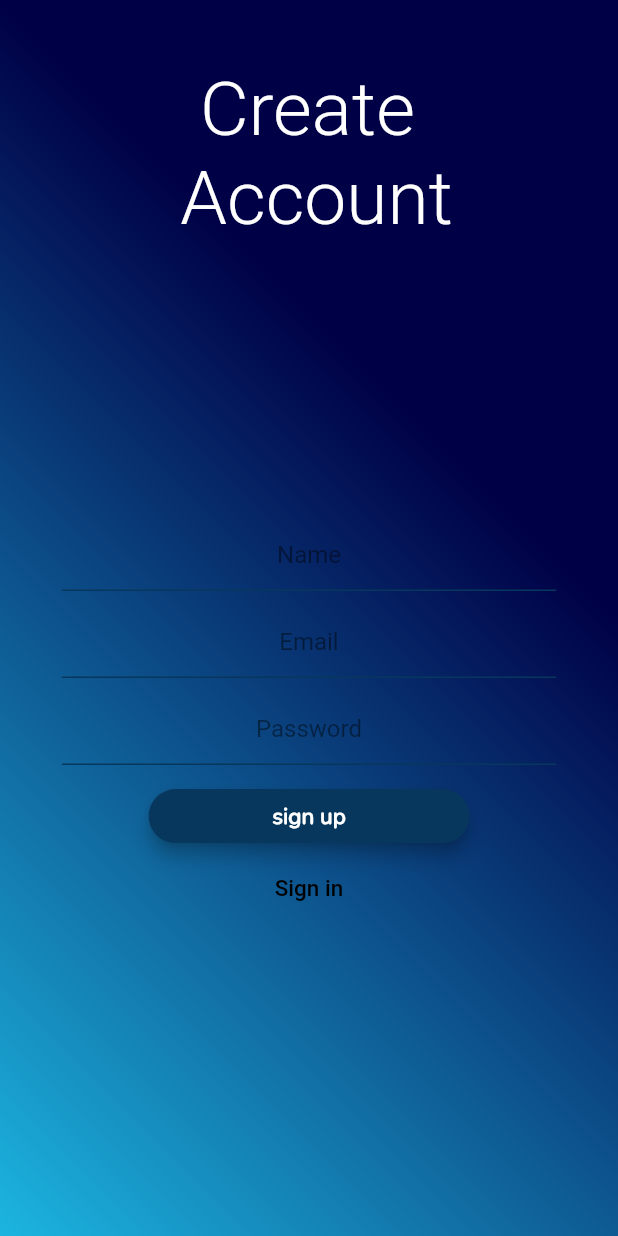
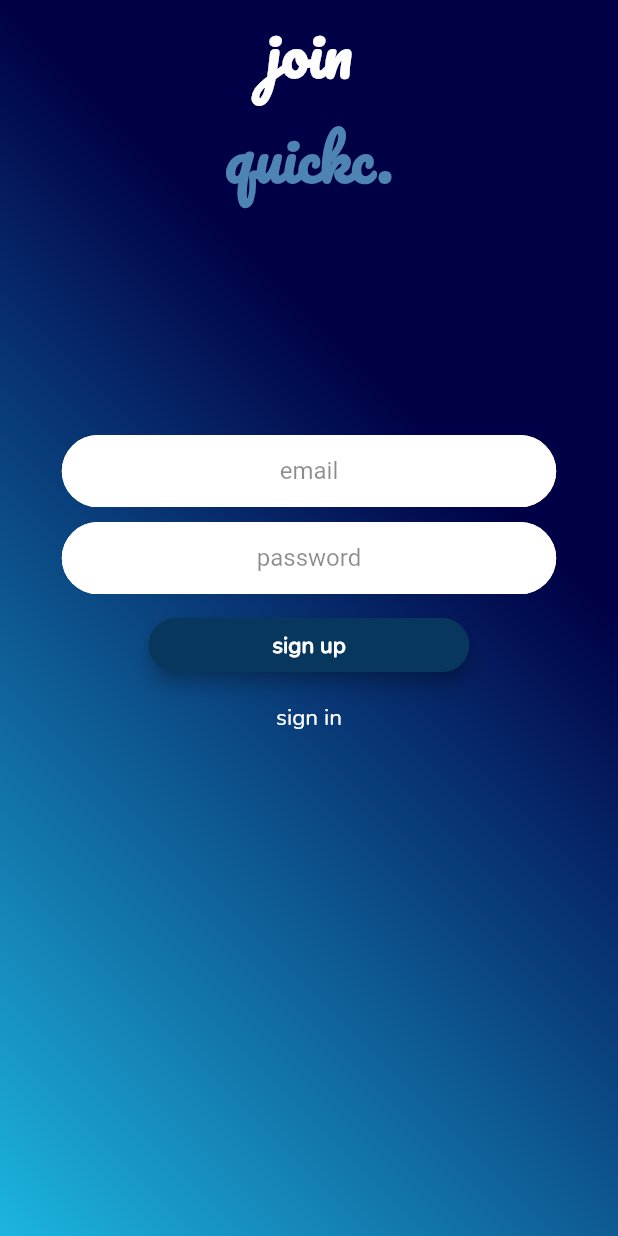
Before and after one commit to KWAPPS/AppLab, a Flutter app: the RegisterScreen screen opened by its route, on a phone screen of 412 x 824 dp. Run offline on Flutter 3.47's test engine with Material 2 defaults, Android fonts, the phone set to English and light mode, and no system bars; our stand-ins replace cloud_firestore, firebase_auth, firebase_core, firebase_storage, font_awesome_flutter, image_picker and 2 more; missing offline and left inert: popup_box; accounts and stored records are empty.

```diff
--- a/lib/screens/register_screen.dart
+++ b/lib/screens/register_screen.dart
@@ -1,9 +1,21 @@
+import 'package:connect_app/screens/login_screen.dart';
 import 'package:connect_app/utilities/constants.dart';
 import 'package:flutter/cupertino.dart';
 import 'package:flutter/material.dart';
+import 'package:modal_progress_hud/modal_progress_hud.dart';
 import '../utilities/custom_containers.dart';
 import 'package:flutter/services.dart';
 import 'package:connect_app/screens/in_app/home_screen.dart';
+import 'package:firebase_auth/firebase_auth.dart';
+import 'package:connect_app/utilities/registration_functionality.dart';
+
+String email;
+String name;
+String password;
+var registeredUser;
+bool showSpinner = false;
+RegistrationFunctionality _registrationFunctionality =
+    RegistrationFunctionality();
 
 class RegisterScreen extends StatefulWidget {
   static const String id = 'register_screen';
@@ -15,11 +27,14 @@ class _RegisterScreenState extends State<RegisterScreen> {
   @override
   Widget build(BuildContext context) {
     SystemChrome.setSystemUIOverlayStyle(SystemUiOverlayStyle(
-      systemNavigationBarColor: kDarkBlue2, // navigation bar color
+      systemNavigationBarColor: Color(0xff1CB5E0), // navigation bar color
       statusBarColor: Colors.transparent, // status bar color
     ));
     return Scaffold(
-      body: Container(
+      body: ModalProgressHUD(
+        color: kLightBlue2,
+        inAsyncCall: showSpinner,
+        child: Container(
           constraints: BoxConstraints.expand(),
           margin: EdgeInsets.all(0),
           height: double.infinity,
@@ -40,22 +55,27 @@ class _RegisterScreenState extends State<RegisterScreen> {
                 child: Column(
                   mainAxisAlignment: MainAxisAlignment.start,
                   children: [
-                  Container(
-                    height: MediaQuery.of(context).size.height * 0.25,
-                    padding: EdgeInsets.only(left: 10),
-                    child: Column(
+                    Column(
                       mainAxisAlignment: MainAxisAlignment.center,
                       children: [
                         Text(
-                          'Create ',
-                          style: kRegisterTextStyle,
+                          'join',
+                          textAlign: TextAlign.center,
+                          style: TextStyle(
+                              fontFamily: 'Pacifico',
+                              fontSize: 40,
+                              fontWeight: FontWeight.w600),
                         ),
                         Text(
-                          'Account',
-                          style: kRegisterTextStyle,
+                          'quickc.',
+                          textAlign: TextAlign.center,
+                          style: TextStyle(
+                              color: kLightBlue2,
+                              fontFamily: 'Pacifico',
+                              fontSize: 40,
+                              fontWeight: FontWeight.w600),
                         ),
                       ],
-                    ),
                     ),
                     Container(
                       height: MediaQuery.of(context).size.height * 0.55,
@@ -65,25 +85,41 @@ class _RegisterScreenState extends State<RegisterScreen> {
                           top: MediaQuery.of(context).size.height * 0.17),
                       child: Column(
                         children: [
-                        LoginBar(barText: 'Name'),
                           SizedBox(
                             height: 10.0,
                           ),
-                        LoginBar(barText: 'Email'),
+                          CredentialsTextField(
+                            barText: 'email',
+                            onChanged: (value) {
+                              email = value;
+                            },
+                          ),
                           SizedBox(
                             height: 10.0,
                           ),
-                        LoginBar(barText: 'Password'),
+                          CredentialsTextField(
+                            textObscure: true,
+                            barText: 'password',
+                            onChanged: (value) {
+                              password = value;
+                            },
+                          ),
                           SizedBox(
                             height: 10.0,
                           ),
                           CustomRaisedButton(
-                          onPressed: () {
-                            print('on pressed');
-                            Navigator.pushReplacement(
-                                context,
-                                MaterialPageRoute(
-                                    builder: (context) => HomeScreen()));
+                            onPressed: () async {
+                              setState(() {
+                                showSpinner = true;
+                              });
+                              _registrationFunctionality.registerUser(context,
+                                  () {
+                                setState(() {
+                                  showSpinner = false;
+                                });
+                              });
+
+                              print(registeredUser.credential);
                             },
                             buttonColor: kDarkBlue2,
                             buttonText: 'sign up',
@@ -91,10 +127,20 @@ class _RegisterScreenState extends State<RegisterScreen> {
                           ),
                           FlatButton(
                             onPressed: null,
+                            child: GestureDetector(
+                              onTap: () {
+                                Navigator.push(
+                                    context,
+                                    MaterialPageRoute(
+                                        builder: (context) => LoginScreen()));
+                              },
                               child: Text(
-                            'Sign in',
-                            style:
-                                TextStyle(color: Colors.black, fontSize: 15.0),
+                                'sign in',
+                                style: TextStyle(
+                                    fontFamily: 'Nunito',
+                                    color: Colors.white,
+                                    fontSize: 15.0),
+                              ),
                             ),
                           ),
                         ],
@@ -106,6 +152,7 @@ class _RegisterScreenState extends State<RegisterScreen> {
             ),
           ),
         ),
+      ),
     );
   }
 }
--- a/lib/utilities/custom_containers.dart
+++ b/lib/utilities/custom_containers.dart
@@ -1,20 +1,33 @@
 import 'package:connect_app/utilities/constants.dart';
+import 'package:flutter/cupertino.dart';
 import 'package:flutter/material.dart';
 
-class LoginBar extends StatelessWidget {
+class CredentialsTextField extends StatelessWidget {
   final String barText;
-  LoginBar({@required this.barText});
+  Function onChanged;
+  bool textObscure;
+
+  CredentialsTextField(
+      {@required this.barText, this.onChanged, this.textObscure = false});
   @override
   Widget build(BuildContext context) {
     return TextField(
+        style: TextStyle(color: kDarkBlue2),
+        keyboardType: TextInputType.emailAddress,
+        obscureText: textObscure,
         textAlign: TextAlign.center,
-        onChanged: (value) {},
+        onChanged: onChanged,
         decoration: InputDecoration(
-          enabledBorder: UnderlineInputBorder(
-            borderSide: BorderSide(color: kDarkBlue2, width: 1.0),
+          contentPadding: EdgeInsets.symmetric(vertical: 2),
+          filled: true,
+          fillColor: Colors.white,
+          enabledBorder: OutlineInputBorder(
+            borderRadius: BorderRadius.all(Radius.circular(35)),
+            borderSide: BorderSide(color: Colors.white, width: 1.0),
           ),
-          focusedBorder: UnderlineInputBorder(
-            borderSide: BorderSide(color: kDarkBlue2, width: 2.0),
+          focusedBorder: OutlineInputBorder(
+            borderRadius: BorderRadius.all(Radius.circular(35)),
+            borderSide: BorderSide(color: Colors.white, width: 2.0),
           ),
           hintText: barText,
           hintStyle: TextStyle(
--- a/pubspec.yaml
+++ b/pubspec.yaml
@@ -35,6 +35,8 @@ dependencies:
   cloud_firestore: ^0.14.1+2
   firebase_storage: ^4.0.1
   image_picker: ^0.6.7+11
+  modal_progress_hud: ^0.1.3
+  popup_box: ^0.1.0
 
 dev_dependencies:
   flutter_test:
```
Also changed, not shown: lib/main.dart (+7 -1 lines), lib/screens/in_app/home_screen.dart (+10 -6 lines), lib/screens/in_app/search_screen.dart (+3 -5 lines), lib/screens/login_screen.dart (+85 -50 lines), lib/screens/splash_screen.dart (+13 -7 lines), lib/screens/welcome_screen.dart (+33 -8 lines), lib/utilities/log_in_functionality.dart (added, +40 -0 lines), lib/utilities/registration_functionality.dart (added, +52 -0 lines), lib/utilities/return_popup.dart (added, +45 -0 lines), pubspec.lock. Lines whose indentation alone changed are shown as unchanged.
